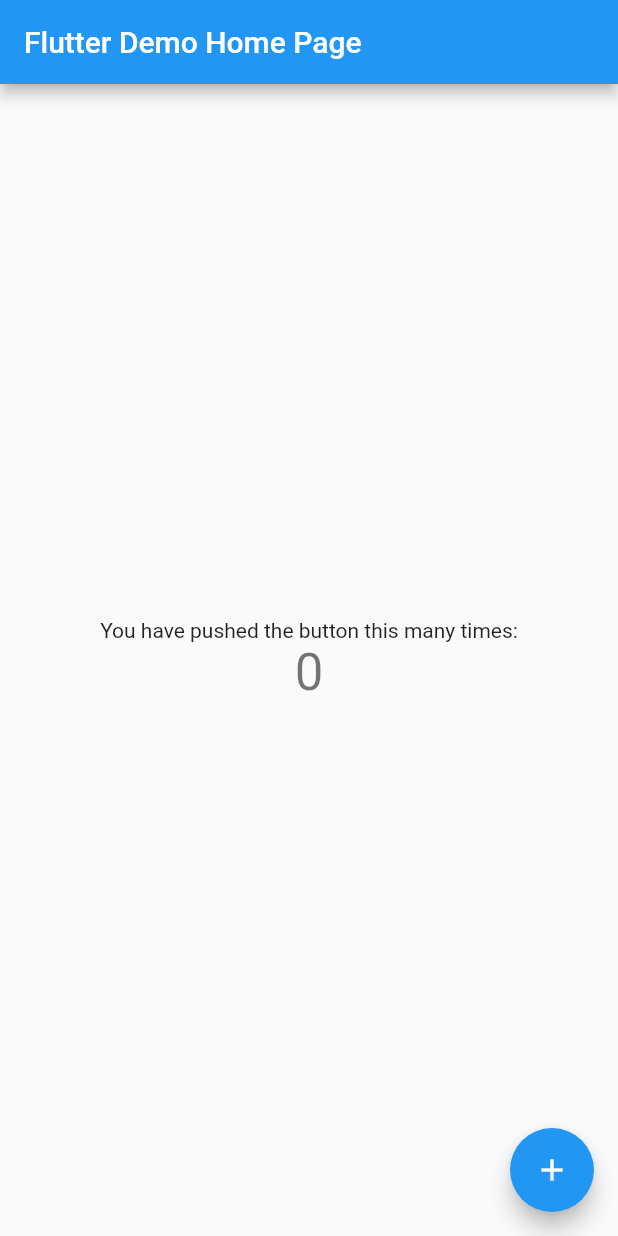
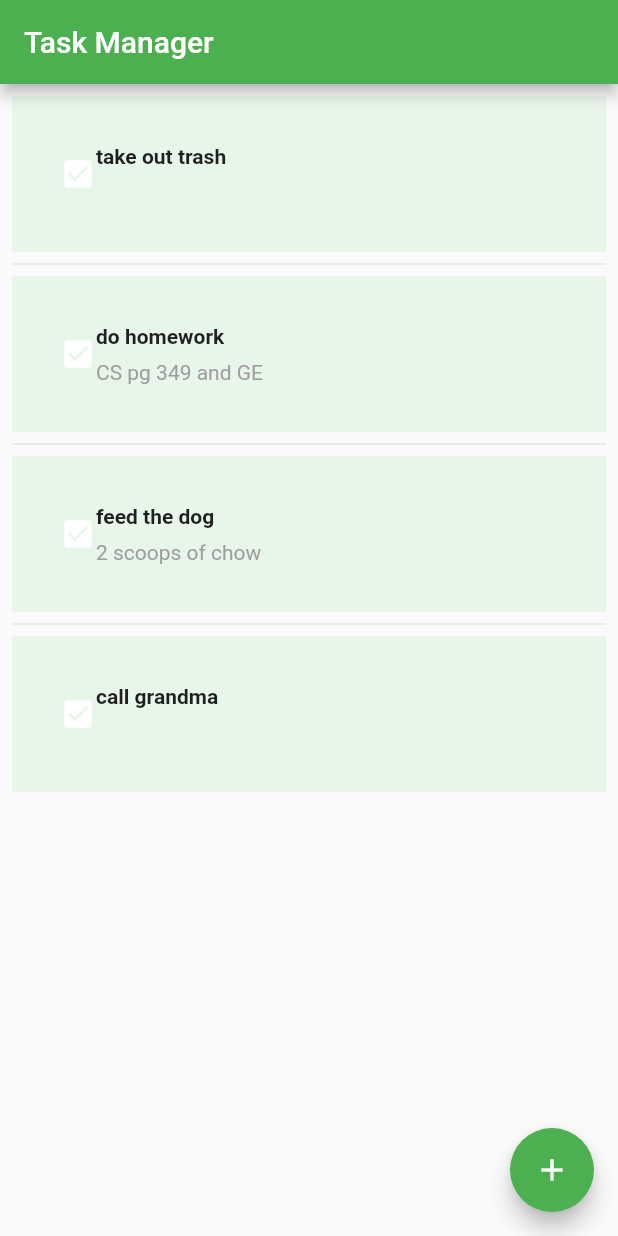
Before and after one commit to MrBean1512/DBMS_Group, a Flutter app: the screen it shows after launch, on a phone screen of 412 x 824 dp. Run offline on Flutter 3.47's test engine with Material 2 defaults, Android fonts, the phone set to English and light mode, and no system bars.

Commit message:
uses json format and added some assets

```diff
--- a/lib/home_page.dart
+++ b/lib/home_page.dart
@@ -1,34 +1,9 @@
 import 'package:flutter/material.dart';
 
-void main() {
-  runApp(Home_page());
-}
+import "task_list.dart";
 
-class Home_page extends StatelessWidget {
-  // This widget is the root of your application.
-  @override
-  Widget build(BuildContext context) {
-    return MaterialApp(
-      title: 'Flutter Demo',
-      theme: ThemeData(
-        // This is the theme of your application.
-        //
-        // Try running your application with "flutter run". You'll see the
-        // application has a blue toolbar. Then, without quitting the app, try
-        // changing the primarySwatch below to Colors.green and then invoke
-        // "hot reload" (press "r" in the console where you ran "flutter run",
-        // or simply save your changes to "hot reload" in a Flutter IDE).
-        // Notice that the counter didn't reset back to zero; the application
-        // is not restarted.
-        primarySwatch: Colors.blue,
-      ),
-      home: MyHomePage(title: 'Flutter Demo Home Page'),
-    );
-  }
-}
-
-class MyHomePage extends StatefulWidget {
-  MyHomePage({Key key, this.title}) : super(key: key);
+class HomePage extends StatefulWidget {
+  HomePage({Key key, this.title}) : super(key: key);
 
   // This widget is the home page of your application. It is stateful, meaning
   // that it has a State object (defined below) that contains fields that affect
@@ -42,10 +17,10 @@
   final String title;
 
   @override
-  _MyHomePageState createState() => _MyHomePageState();
+  _HomePageState createState() => _HomePageState();
 }
 
-class _MyHomePageState extends State<MyHomePage> {
+class _HomePageState extends State<HomePage> {
   int _counter = 0;
 
   void _incrementCounter() {
@@ -73,7 +48,10 @@
         // the App.build method, and use it to set our appbar title.
         title: Text(widget.title),
       ),
-      body: Center(
+      body:
+        buildTaskList(),
+      /*
+        Center(
         // Center is a layout widget. It takes a single child and positions it
         // in the middle of the parent.
           child: Column(
@@ -100,9 +78,12 @@
                 '$_counter',
                 style: Theme.of(context).textTheme.headline4,
               ),
+              //taskList("start", "end"),
+              //buildTaskBox("title", "description", "dateTime"),
             ],
           ),
         ),
+        */
       floatingActionButton: FloatingActionButton(
         onPressed: _incrementCounter,
         tooltip: 'Increment',
--- a/lib/main.dart
+++ b/lib/main.dart
@@ -6,10 +6,29 @@
 
 void main() {
   runApp(MaterialApp(
-    title: "Legend of Brian",
-    theme: new ThemeData(
-      primaryColor: Colors.green[900], //change this color
-    ),
-    home: Home_page(), //create an instance of the menu
+    home: App(), //create an instance of the menu
   ));
 }
+
+class App extends StatelessWidget {
+  // This widget is the root of your application.
+  @override
+  Widget build(BuildContext context) {
+    return MaterialApp(
+      title: 'Task Manager',
+      theme: ThemeData(
+        // This is the theme of your application.
+        //
+        // Try running your application with "flutter run". You'll see the
+        // application has a blue toolbar. Then, without quitting the app, try
+        // changing the primarySwatch below to Colors.green and then invoke
+        // "hot reload" (press "r" in the console where you ran "flutter run",
+        // or simply save your changes to "hot reload" in a Flutter IDE).
+        // Notice that the counter didn't reset back to zero; the application
+        // is not restarted.
+        primarySwatch: Colors.green,
+      ),
+      home: HomePage(title: 'Task Manager'),
+    );
+  }
+}
--- /dev/null
+++ b/lib/task_list.dart
@@ -0,0 +1,54 @@
+import 'package:flutter/material.dart';
+
+import "file_handling.dart";
+
+ListView buildTaskList() {
+  Map tasks = populateFromJson();
+  return (ListView.separated(
+    padding: const EdgeInsets.all(8),
+    itemCount: 4,
+    itemBuilder: (BuildContext context, int index) {
+      return buildTaskBox(tasks['title'][index], tasks['description'][index],
+          tasks['dateTime'][index]);
+    },
+    separatorBuilder: (BuildContext context, int index) => const Divider(),
+  ));
+}
+
+Container buildTaskBox(String title, String description, String dateTime) {
+  Container taskBox = Container(
+    padding: const EdgeInsets.all(32),
+    color: Colors.green[50],
+    child: Row(
+      children: [
+        Icon(
+          Icons.check_box,
+          color: Colors.white,
+        ),
+        Expanded(
+          child: Column(
+            crossAxisAlignment: CrossAxisAlignment.start,
+            children: [
+              Container(
+                padding: const EdgeInsets.only(bottom: 8),
+                child: Text(
+                  title, //this is where the title variable is used
+                  style: TextStyle(
+                    fontWeight: FontWeight.bold,
+                  ),
+                ),
+              ),
+              Text(
+                description, //this is where the description variable is used
+                style: TextStyle(
+                  color: Colors.grey[500],
+                ),
+              ),
+            ],
+          ),
+        ),
+      ],
+    ),
+  );
+  return taskBox;
+}
```
Also changed, not shown: lib/file_handling.dart (+27 -35 lines), lib/assets/illustrations/0.75x/home_tasksldpi.png (added), lib/assets/illustrations/0.75x/share_linkldpi.png (added), lib/assets/illustrations/1.5x/home_taskshdpi.png (added), lib/assets/illustrations/1.5x/share_linkhdpi.png (added), lib/assets/illustrations/1x/home_tasksmdpi.png (added), lib/assets/illustrations/1x/share_linkmdpi.png (added), lib/assets/illustrations/2x/home_tasksxhdpi.png (added), lib/assets/illustrations/2x/share_linkxhdpi.png (added), lib/assets/illustrations/3x/home_tasksxxhdpi.png (added), lib/assets/illustrations/3x/share_linkxxhdpi.png (added), lib/assets/illustrations/4x/home_tasksxxxhdpi.png (added), lib/assets/illustrations/4x/share_linkxxxhdpi.png (added), lib/assets/illustrations/SVG/home_tasks.svg (added), 2 more files, 1 other file. Lines whose indentation alone changed are shown as unchanged.
